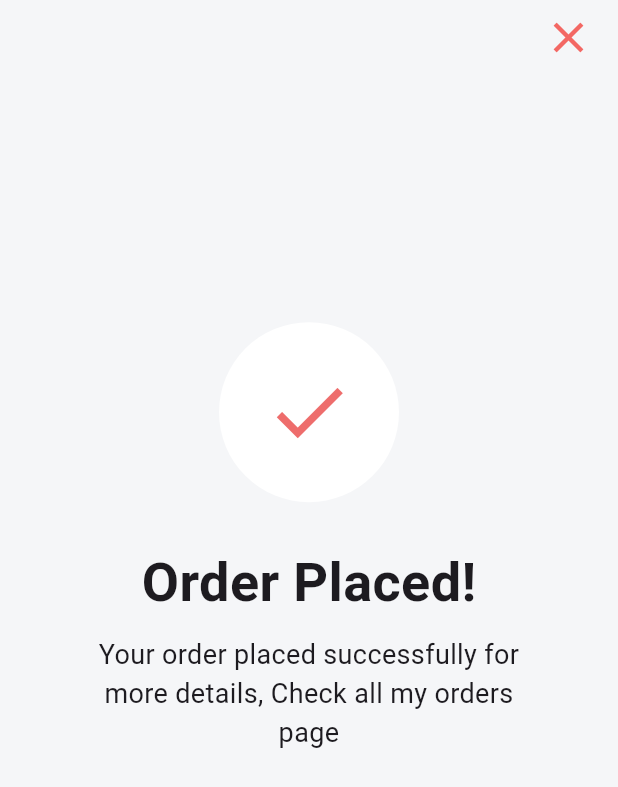
After one commit to youssefhedefa/e_commerce, a Flutter app: the OrderPlacedView screen opened by its route, on a phone screen of 412 x 824 dp. The commit adds this screen. Shown: the top 787 px of the screen. Run offline on Flutter 3.47's test engine with Material 2 defaults, Android fonts, the phone set to English and light mode, and no system bars; our stand-ins replace bloc, dartz, firebase_auth, firebase_core, flutter_bloc, flutter_rating_bar and 3 more; accounts and stored records are empty.

Commit message:
order place view done

```diff
--- a/lib/core/utils/my_routes.dart
+++ b/lib/core/utils/my_routes.dart
@@ -1,4 +1,5 @@
 import 'package:e_commerce/features/cart/presentation/views/checkOut/check_out_view.dart';
+import 'package:e_commerce/features/cart/presentation/views/checkOut/order_placed_view.dart';
 import 'package:e_commerce/features/home/presentation/views/home_view.dart';
 import 'package:e_commerce/features/items/presentation/views/items_view.dart';
 import 'package:e_commerce/features/items/presentation/views/widgets/itemDetails/item_details.dart';
@@ -23,6 +24,7 @@ class MyRoutes {
   static const itemsView = '/items';
   static const itemDetailsView = '/itemDetails';
   static const checkOutView = '/checkOut';
+  static const orderPlacedView = '/orderPlaced';
 
   static Route<dynamic> generateRoute(RouteSettings settings) {
     switch (settings.name) {
@@ -89,6 +91,12 @@ class MyRoutes {
           child: const CheckOutView(),
           axisDirection: AxisDirection.left,
         );
+
+      case orderPlacedView:
+        return CustomPageRoute(
+          child: const OrderPlacedView(),
+          axisDirection: AxisDirection.left,
+        );
     }
 
     return MaterialPageRoute(
--- a/lib/features/cart/presentation/views/checkOut/check_out_view.dart
+++ b/lib/features/cart/presentation/views/checkOut/check_out_view.dart
@@ -5,7 +5,9 @@ import 'package:e_commerce/features/cart/presentation/views/widgets/custom_cart_
 import 'package:e_commerce/features/home/presentation/views/widgets/custom_label.dart';
 import 'package:flutter/material.dart';
 import 'widgets/check_out_address.dart';
+import 'widgets/check_out_divider.dart';
 import 'widgets/check_out_footer.dart';
+import 'widgets/exit_button.dart';
 
 class CheckOutView extends StatelessWidget {
   const CheckOutView({Key? key}) : super(key: key);
@@ -28,19 +30,7 @@ class CheckOutView extends StatelessWidget {
                 child: Column(
                   crossAxisAlignment: CrossAxisAlignment.start,
                   children: [
-                    Align(
-                      alignment: Alignment.topRight,
-                      child: IconButton(
-                        onPressed: () {
-                          Navigator.pop(context);
-                        },
-                        icon: const Icon(
-                          Icons.close,
-                          size: 34,
-                          color: Color.fromRGBO(243, 104, 100, 1),
-                        ),
-                      ),
-                    ),
+                    const ExitButton(),
                     const CustomLabel(label: 'Checkout'),
                     const SizedBox(height: 16,),
                     const CheckOutLabel(text: 'SHIPPING ADDRESS'),
@@ -87,18 +77,3 @@ class CheckOutView extends StatelessWidget {
     );
   }
 }
-class CheckOutDivider extends StatelessWidget {
-  const CheckOutDivider({Key? key}) : super(key: key);
-
-  @override
-  Widget build(BuildContext context) {
-    return const Center(
-      child: Divider(
-        color: Color.fromRGBO(175, 178, 185, 1),
-        height: 2,
-        endIndent: 12,
-      ),
-    );
-
-  }
-}
--- /dev/null
+++ b/lib/features/cart/presentation/views/checkOut/order_placed_view.dart
@@ -0,0 +1,55 @@
+import 'package:e_commerce/core/utils/mobile_dimensions.dart';
+import 'package:flutter/material.dart';
+import 'widgets/exit_button.dart';
+
+class OrderPlacedView extends StatelessWidget {
+  const OrderPlacedView({Key? key}) : super(key: key);
+
+  @override
+  Widget build(BuildContext context) {
+    return  Scaffold(
+      backgroundColor: const Color.fromRGBO(245, 246, 248, 1),
+      body: SafeArea(
+        child: Column(
+          children: [
+            const Padding(
+              padding: EdgeInsets.only(right: 8.0),
+              child: ExitButton(),
+            ),
+            SizedBox(height: MobileDimensions.getHeight(context)/5,),
+            const CircleAvatar(
+              backgroundColor: Colors.white,
+              radius: 60,
+              child: Icon(
+                  Icons.check,
+                size: 60,
+                color: Color.fromRGBO(238, 109, 108, 1),
+
+              ),
+            ),
+            const SizedBox(height: 28,),
+            const Text(
+              'Order Placed!',
+              style: TextStyle(
+                fontSize: 36,
+                fontWeight: FontWeight.w600,
+              ),
+            ),
+            const SizedBox(height: 10,),
+            SizedBox(
+              width: MobileDimensions.getWidth(context)-100,
+              child: const Text(
+                'Your order placed successfully for more details, Check all my orders page',
+                textAlign: TextAlign.center,
+                style: TextStyle(
+                  fontSize: 18,
+                ),
+              ),
+            ),
+            const SizedBox(height: 36,),
+          ],
+        ),
+      ),
+    );
+  }
+}
--- /dev/null
+++ b/lib/features/cart/presentation/views/checkOut/widgets/check_out_divider.dart
@@ -0,0 +1,17 @@
+import 'package:flutter/material.dart';
+
+class CheckOutDivider extends StatelessWidget {
+  const CheckOutDivider({Key? key}) : super(key: key);
+
+  @override
+  Widget build(BuildContext context) {
+    return const Center(
+      child: Divider(
+        color: Color.fromRGBO(175, 178, 185, 1),
+        height: 2,
+        endIndent: 12,
+      ),
+    );
+
+  }
+}
--- a/lib/features/cart/presentation/views/checkOut/widgets/check_out_footer.dart
+++ b/lib/features/cart/presentation/views/checkOut/widgets/check_out_footer.dart
@@ -1,4 +1,5 @@
 import 'package:e_commerce/core/utils/mobile_dimensions.dart';
+import 'package:e_commerce/core/utils/my_routes.dart';
 import 'package:e_commerce/features/items/presentation/views/widgets/itemDetails/productSection/action_button.dart';
 import 'package:flutter/material.dart';
 
@@ -50,6 +51,10 @@ class CheckOutFooter extends StatelessWidget {
             ),
             SizedBox(
               width: (MobileDimensions.getWidth(context) - 40) / 2,
+              child: GestureDetector(
+                onTap: (){
+                  Navigator.pushNamed(context, MyRoutes.orderPlacedView);
+                },
                 child: const ActionButton(
                   buttonBackGround: Color.fromRGBO(244, 104, 102, 1),
                   textColor: Colors.white,
@@ -62,6 +67,7 @@ class CheckOutFooter extends StatelessWidget {
                   ),
                 ),
               ),
+            ),
           ],
         ),
       ),
--- /dev/null
+++ b/lib/features/cart/presentation/views/checkOut/widgets/exit_button.dart
@@ -0,0 +1,22 @@
+import 'package:flutter/material.dart';
+
+class ExitButton extends StatelessWidget {
+  const ExitButton({Key? key}) : super(key: key);
+
+  @override
+  Widget build(BuildContext context) {
+    return Align(
+      alignment: Alignment.topRight,
+      child: IconButton(
+        onPressed: () {
+          Navigator.pop(context);
+        },
+        icon: const Icon(
+          Icons.close,
+          size: 34,
+          color: Color.fromRGBO(243, 104, 100, 1),
+        ),
+      ),
+    );
+  }
+}
```
Lines whose indentation alone changed are shown as unchanged.
